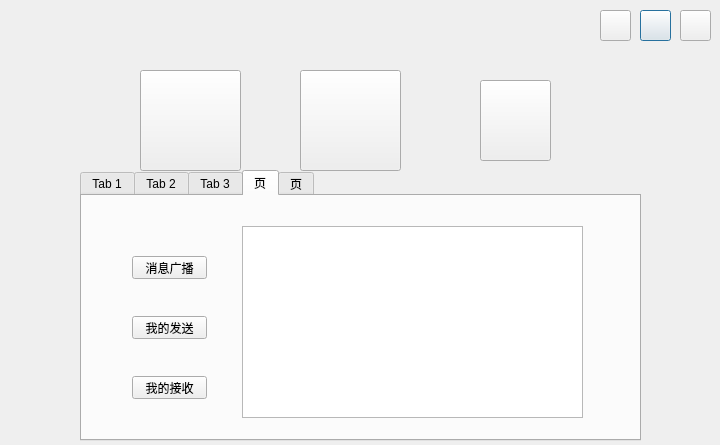
First picture: the form in adminoper.ui, repository xurongchen/CIP, before the edit.
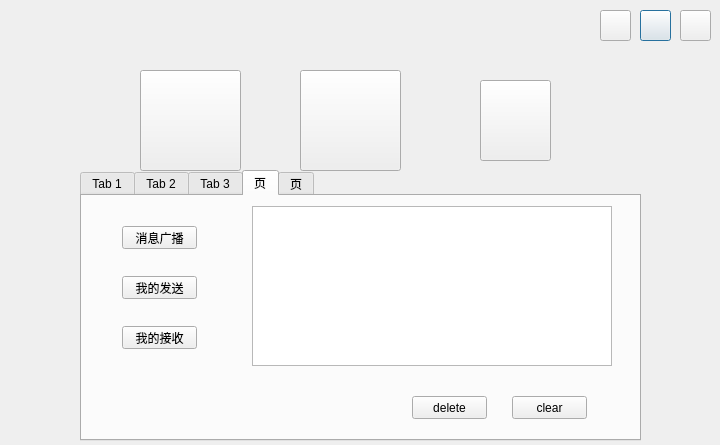
Second picture: the form after the edit. The open tabs and pages were chosen to show the change. Icons and pictures are not drawn.

Commit message: send and reci message in admin

```diff
--- a/adminoper.ui
+++ b/adminoper.ui
@@ -482,8 +482,8 @@
     <widget class="QPushButton" name="PBSend2">
      <property name="geometry">
       <rect>
-       <x>50</x>
-       <y>60</y>
+       <x>40</x>
+       <y>30</y>
        <width>75</width>
        <height>23</height>
       </rect>
@@ -495,8 +495,8 @@
     <widget class="QPushButton" name="PBMy2">
      <property name="geometry">
       <rect>
-       <x>50</x>
-       <y>120</y>
+       <x>40</x>
+       <y>80</y>
        <width>75</width>
        <height>23</height>
       </rect>
@@ -508,8 +508,8 @@
     <widget class="QPushButton" name="PBGet2">
      <property name="geometry">
       <rect>
-       <x>50</x>
-       <y>180</y>
+       <x>40</x>
+       <y>130</y>
        <width>75</width>
        <height>23</height>
       </rect>
@@ -521,13 +521,39 @@
     <widget class="QTableView" name="TVSend">
      <property name="geometry">
       <rect>
-       <x>160</x>
-       <y>30</y>
-       <width>341</width>
-       <height>192</height>
+       <x>170</x>
+       <y>10</y>
+       <width>360</width>
+       <height>160</height>
       </rect>
      </property>
     </widget>
+    <widget class="QPushButton" name="PBSendDel">
+     <property name="geometry">
+      <rect>
+       <x>330</x>
+       <y>200</y>
+       <width>75</width>
+       <height>23</height>
+      </rect>
+     </property>
+     <property name="text">
+      <string>delete</string>
+     </property>
+    </widget>
+    <widget class="QPushButton" name="PBSendClear">
+     <property name="geometry">
+      <rect>
+       <x>430</x>
+       <y>200</y>
+       <width>75</width>
+       <height>23</height>
+      </rect>
+     </property>
+     <property name="text">
+      <string>clear</string>
+     </property>
+    </widget>
    </widget>
    <widget class="QWidget" name="tab_7">
     <attribute name="title">
```
Left out of the diff: 38 changed lines with no effect on the pictures. The commit also changes 6 other files.
